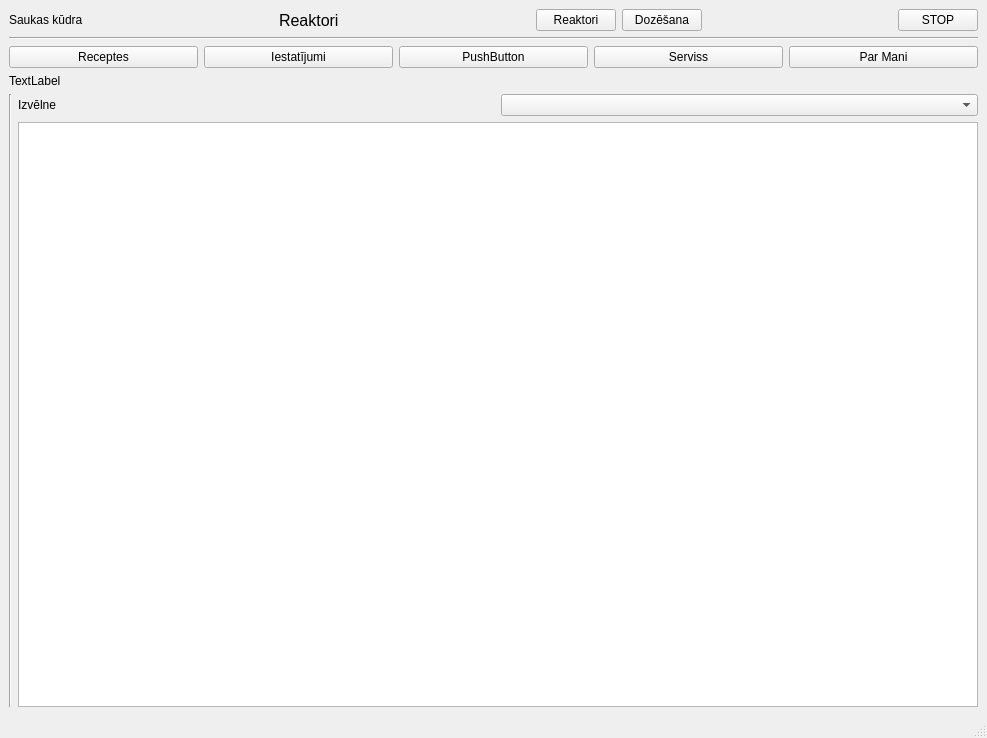
First picture: the form in mainwindow.ui, repository kasarkonic/Sauka1, before the edit.
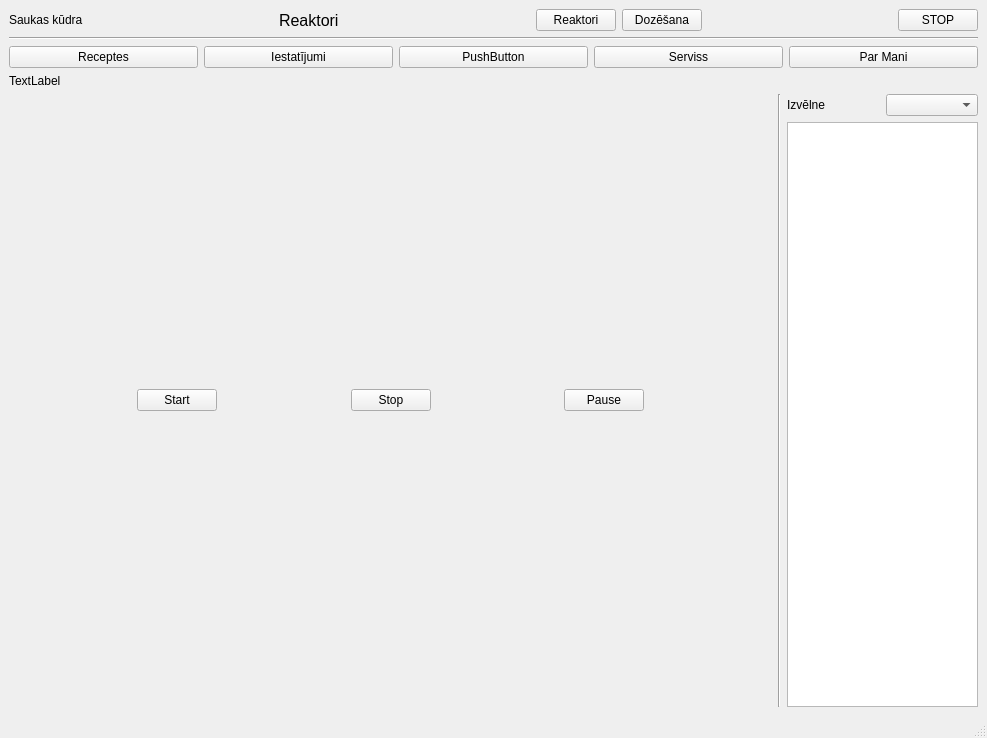
Second picture: the form after the edit.

```diff
--- a/mainwindow.ui
+++ b/mainwindow.ui
@@ -158,7 +158,81 @@
     <item>
      <layout class="QHBoxLayout" name="horizontalLayout_2" stretch="8,0,2">
       <item>
-       <layout class="QHBoxLayout" name="horizontalLayout_ProcessFlow"/>
+       <layout class="QHBoxLayout" name="horizontalLayout_ProcessFlow">
+        <item>
+         <spacer name="horizontalSpacer_6">
+          <property name="orientation">
+           <enum>Qt::Horizontal</enum>
+          </property>
+          <property name="sizeHint" stdset="0">
+           <size>
+            <width>40</width>
+            <height>20</height>
+           </size>
+          </property>
+         </spacer>
+        </item>
+        <item>
+         <widget class="QPushButton" name="pushButton_start">
+          <property name="text">
+           <string>Start</string>
+          </property>
+         </widget>
+        </item>
+        <item>
+         <spacer name="horizontalSpacer_7">
+          <property name="orientation">
+           <enum>Qt::Horizontal</enum>
+          </property>
+          <property name="sizeHint" stdset="0">
+           <size>
+            <width>40</width>
+            <height>20</height>
+           </size>
+          </property>
+         </spacer>
+        </item>
+        <item>
+         <widget class="QPushButton" name="pushButton_stop">
+          <property name="text">
+           <string>Stop</string>
+          </property>
+         </widget>
+        </item>
+        <item>
+         <spacer name="horizontalSpacer_4">
+          <property name="orientation">
+           <enum>Qt::Horizontal</enum>
+          </property>
+          <property name="sizeHint" stdset="0">
+           <size>
+            <width>40</width>
+            <height>20</height>
+           </size>
+          </property>
+         </spacer>
+        </item>
+        <item>
+         <widget class="QPushButton" name="pushButton_pause">
+          <property name="text">
+           <string>Pause</string>
+          </property>
+         </widget>
+        </item>
+        <item>
+         <spacer name="horizontalSpacer_5">
+          <property name="orientation">
+           <enum>Qt::Horizontal</enum>
+          </property>
+          <property name="sizeHint" stdset="0">
+           <size>
+            <width>40</width>
+            <height>20</height>
+           </size>
+          </property>
+         </spacer>
+        </item>
+       </layout>
       </item>
       <item>
        <widget class="Line" name="line">
```
Left out of the diff: 12 changed lines with no effect on the pictures.
